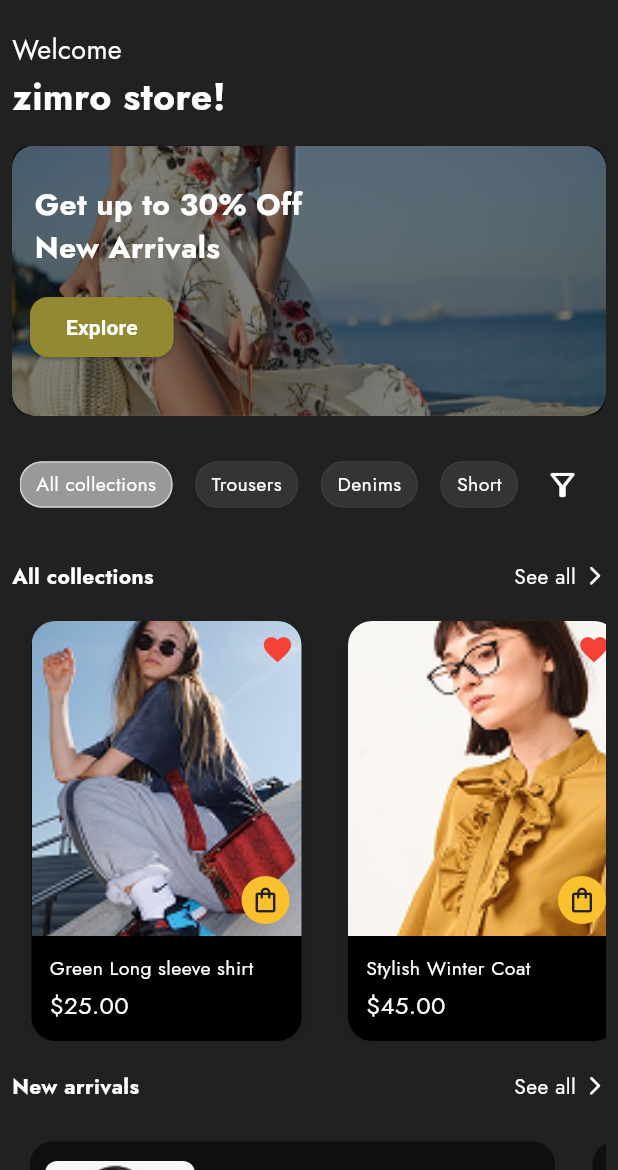
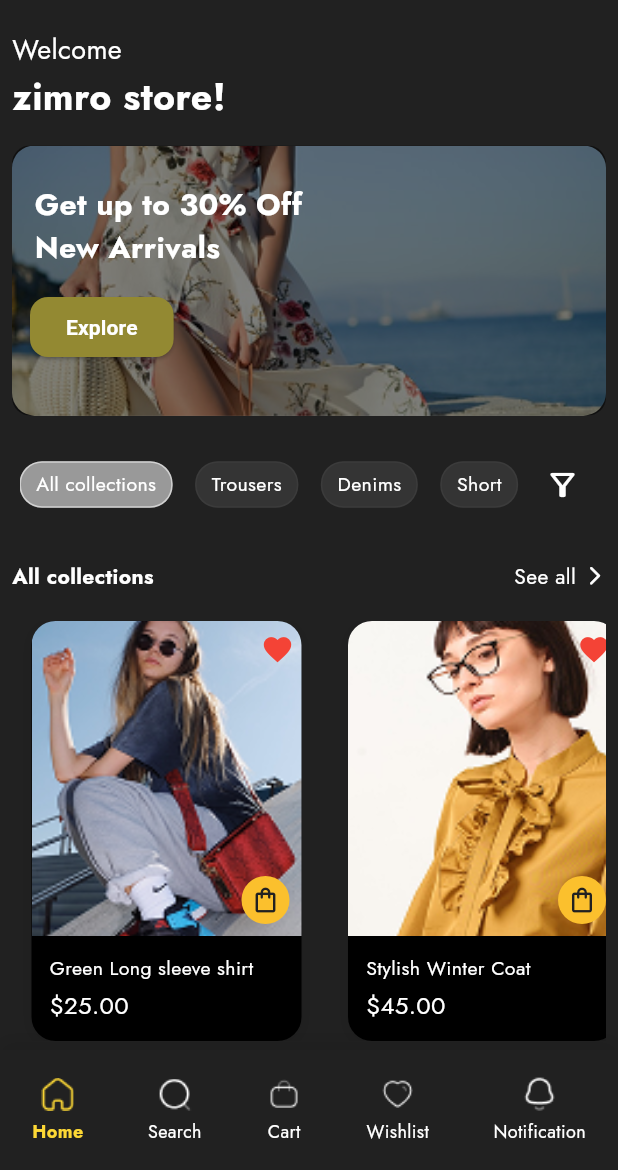
Before and after one commit to Mostafaghozy/fashion_App, a Flutter app: the screen it shows after launch, on a phone screen of 412 x 824 dp, the part 66-1236 px from its top. Run offline on Flutter 3.47's test engine with Material 3 defaults, Android fonts, the phone set to English and light mode, and no system bars; our stand-ins replace flutter_svg, google_sign_in.

Commit message:
CustomBottomNavBar

```diff
--- /dev/null
+++ b/lib/Ui/screens/MainScreen.dart
@@ -0,0 +1,43 @@
+import 'package:e_commerce/Ui/screens/home/homeScreen.dart';
+import 'package:e_commerce/Ui/screens/search/SearchScreen.dart';
+import 'package:e_commerce/Ui/screens/cart/CartScreen.dart';
+import 'package:e_commerce/Ui/screens/wishlist/WishlistScreen.dart';
+import 'package:e_commerce/Ui/screens/notification/NotificationScreen.dart';
+import 'package:e_commerce/Ui/widgets/CustomBottomNavBar.dart';
+import 'package:flutter/material.dart';
+
+class MainScreen extends StatefulWidget {
+  const MainScreen({Key? key}) : super(key: key);
+
+  @override
+  State<MainScreen> createState() => _MainScreenState();
+}
+
+class _MainScreenState extends State<MainScreen> {
+  int _currentIndex = 0;
+
+  final List<Widget> _screens = [
+    HomeScreen(),
+    SearchScreen(),
+    CartScreen(),
+    WishlistScreen(),
+    NotificationScreen(),
+  ];
+
+  void _onTabTapped(int index) {
+    setState(() {
+      _currentIndex = index;
+    });
+  }
+
+  @override
+  Widget build(BuildContext context) {
+    return Scaffold(
+      body: IndexedStack(index: _currentIndex, children: _screens),
+      bottomNavigationBar: CustomBottomNavBar(
+        currentIndex: _currentIndex,
+        onTap: _onTabTapped,
+      ),
+    );
+  }
+}
--- /dev/null
+++ b/lib/Ui/widgets/CustomBottomNavBar.dart
@@ -0,0 +1,151 @@
+import 'package:flutter/material.dart';
+
+class CustomBottomNavBar extends StatelessWidget {
+  final int currentIndex;
+  final Function(int) onTap;
+
+  const CustomBottomNavBar({
+    super.key,
+    required this.currentIndex,
+    required this.onTap,
+  });
+
+  @override
+  Widget build(BuildContext context) {
+    return Container(
+      height: 80,
+      decoration: BoxDecoration(
+        color: Colors.grey[900],
+        boxShadow: [
+          BoxShadow(
+            color: Colors.black.withOpacity(0.1),
+            blurRadius: 10,
+            offset: Offset(0, -5),
+          ),
+        ],
+      ),
+      child: Row(
+        mainAxisAlignment: MainAxisAlignment.spaceAround,
+        children: [
+          _buildNavItem(
+            imagePath: "assets/icons/Home.png",
+            label: 'Home',
+            index: 0,
+            isActive: currentIndex == 0,
+          ),
+          _buildNavItem(
+            imagePath: "assets/icons/Search.png",
+            label: 'Search',
+            index: 1,
+            isActive: currentIndex == 1,
+          ),
+          _buildNavItem(
+            imagePath: "assets/icons/Bag 2.png",
+
+            label: 'Cart',
+            index: 2,
+            isActive: currentIndex == 2,
+            hasBadge: true,
+            // badgeCount: 1,
+          ),
+          _buildNavItem(
+            imagePath: "assets/icons/Heart.png",
+
+            label: 'Wishlist',
+            index: 3,
+            isActive: currentIndex == 3,
+          ),
+          _buildNavItem(
+            imagePath: "assets/icons/Notification.png",
+
+            label: 'Notification',
+            index: 4,
+            isActive: currentIndex == 4,
+          ),
+        ],
+      ),
+    );
+  }
+
+  Widget _buildNavItem({
+    IconData? icon,
+    String? imagePath,
+    String? activeImagePath,
+    required String label,
+    required int index,
+    required bool isActive,
+    bool hasBadge = false,
+    int badgeCount = 0,
+  }) {
+    return GestureDetector(
+      onTap: () => onTap(index),
+      child: Container(
+        padding: EdgeInsets.symmetric(vertical: 8, horizontal: 12),
+        child: Column(
+          mainAxisSize: MainAxisSize.min,
+          children: [
+            Stack(
+              children: [
+                if (imagePath != null && imagePath.isNotEmpty)
+                  Image.asset(
+                    isActive && activeImagePath != null
+                        ? activeImagePath
+                        : imagePath,
+                    width: 24,
+                    height: 24,
+                    color: isActive ? Colors.yellow[600] : Colors.white,
+                    errorBuilder: (context, error, stackTrace) {
+                      // Fallback to icon if image fails to load
+                      return Icon(
+                        icon ?? Icons.error_outline,
+                        size: 24,
+                        color: isActive ? Colors.yellow[600] : Colors.white,
+                      );
+                    },
+                  )
+                else if (icon != null)
+                  Icon(
+                    icon,
+                    size: 24,
+                    color: isActive ? Colors.yellow[600] : Colors.white,
+                  ),
+                if (hasBadge && badgeCount > 0)
+                  Positioned(
+                    right: -2,
+                    top: -2,
+                    child: Container(
+                      width: 18,
+                      height: 18,
+                      decoration: BoxDecoration(
+                        color: Colors.yellow[600],
+                        shape: BoxShape.circle,
+                      ),
+                      child: Center(
+                        child: Text(
+                          badgeCount.toString(),
+                          style: TextStyle(
+                            color: Colors.white,
+                            fontSize: 12,
+                            fontWeight: FontWeight.bold,
+                          ),
+                        ),
+                      ),
+                    ),
+                  ),
+              ],
+            ),
+            SizedBox(height: 4),
+            Text(
+              label,
+              style: TextStyle(
+                color: isActive ? Colors.yellow[600] : Colors.white,
+                fontSize: 12,
+                fontWeight: isActive ? FontWeight.w600 : FontWeight.normal,
+              ),
+            ),
+          ],
+        ),
+      ),
+    );
+  }
+}
--- a/lib/main.dart
+++ b/lib/main.dart
@@ -1,6 +1,4 @@
-import 'package:e_commerce/Ui/screens/auth/confirmScreen.dart';
-import 'package:e_commerce/Ui/screens/auth/mainScreen.dart';
-import 'package:e_commerce/Ui/screens/home/homeScreen.dart';
+import 'package:e_commerce/Ui/screens/MainScreen.dart';
 import 'package:e_commerce/theme.dart';
 import 'package:flutter/material.dart';
 
@@ -19,7 +17,7 @@ class MyApp extends StatelessWidget {
       themeMode: ThemeMode.dark,
       theme: AppThemes.light,
       darkTheme: AppThemes.dark,
-      home: HomeScreen(),
+      home: MainScreen(),
     );
   }
 }
--- a/pubspec.yaml
+++ b/pubspec.yaml
@@ -34,6 +34,7 @@ flutter:
   # To add assets to your application, add an assets section, like this:
   assets:
     - assets/
+    - assets/icons/
 
   fonts:
     - family: Jost
```
Also changed, not shown: lib/Ui/screens/cart/CartScreen.dart (added, +39 -0 lines), lib/Ui/screens/notification/NotificationScreen.dart (added, +39 -0 lines), lib/Ui/screens/search/SearchScreen.dart (added, +39 -0 lines), lib/Ui/screens/wishlist/WishlistScreen.dart (added, +39 -0 lines), assets/icons/Bag 2.png (added), assets/icons/Heart.png (added), assets/icons/Home.png (added), assets/icons/Notification.png (added), assets/icons/Search.png (added), assets/icons/Wallet.png (added).
